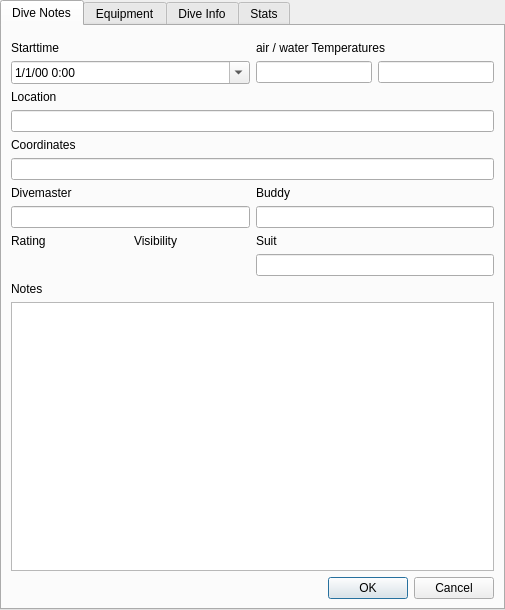
subsurface/subsurface, file qt-ui/maintab.ui: the form before one commit.
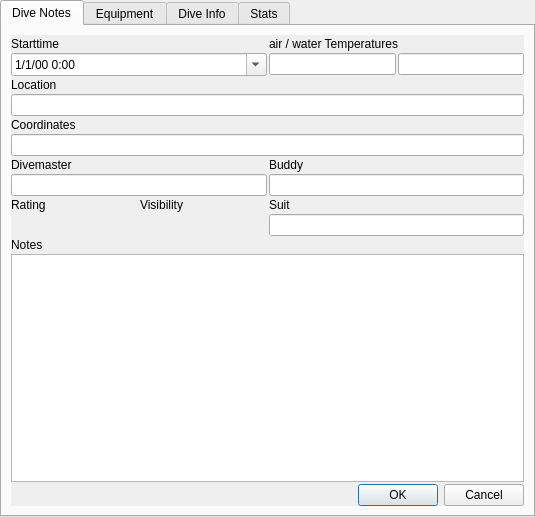
The form after the commit. Custom widgets are drawn as their Qt base class.

Commit message:
Fixed the display of Subsurface in Smaller Screens
This patch fixes the display of subsurface in smaller
screens by creating ScrollArea containers that are
now englobbing each of the Tab-pages and the Planner
Widget. Some of those widgets were pretty big by the
amount of things on it and it was too big for small
( 14" and 15" ) screens.

This seems to fix it, and looks good both on Gtk+ and
Oxygen styles.

```diff
--- a/qt-ui/maintab.ui
+++ b/qt-ui/maintab.ui
@@ -6,8 +6,8 @@
    <rect>
     <x>0</x>
     <y>0</y>
-    <width>505</width>
-    <height>610</height>
+    <width>535</width>
+    <height>517</height>
    </rect>
   </property>
   <property name="windowTitle">
@@ -21,19 +21,86 @@
     <string>Dive Notes</string>
    </attribute>
    <layout class="QGridLayout" name="gridLayout_3">
-    <item row="6" column="0" colspan="2">
-     <widget class="QLineEdit" name="coordinates">
+    <item row="3" column="1">
+     <widget class="QScrollArea" name="scrollArea">
+      <property name="frameShape">
+       <enum>QFrame::NoFrame</enum>
+      </property>
+      <property name="frameShadow">
+       <enum>QFrame::Plain</enum>
+      </property>
+      <property name="widgetResizable">
+       <bool>true</bool>
+      </property>
+      <widget class="QWidget" name="scrollAreaWidgetContents">
+       <property name="geometry">
+        <rect>
+         <x>0</x>
+         <y>0</y>
+         <width>513</width>
+         <height>468</height>
+        </rect>
+       </property>
+       <layout class="QGridLayout" name="gridLayout_2">
+        <property name="leftMargin">
+         <number>0</number>
+        </property>
+        <property name="topMargin">
+         <number>0</number>
+        </property>
+        <property name="rightMargin">
+         <number>0</number>
+        </property>
+        <property name="bottomMargin">
+         <number>0</number>
+        </property>
+        <property name="spacing">
+         <number>2</number>
+        </property>
+        <item row="0" column="0" colspan="2">
+         <widget class="KMessageWidget" name="diveNotesMessage" native="true"/>
+        </item>
+        <item row="1" column="0">
+         <widget class="QLabel" name="DateTimeLabel">
+          <property name="text">
+           <string>Starttime</string>
+          </property>
+         </widget>
+        </item>
+        <item row="1" column="1">
+         <widget class="QLabel" name="TemperaturesLabel">
+          <property name="text">
+           <string>air / water Temperatures</string>
+          </property>
+         </widget>
+        </item>
+        <item row="2" column="0">
+         <widget class="QDateTimeEdit" name="dateTimeEdit">
+          <property name="displayFormat">
+           <string>M/d/yy h:mm</string>
+          </property>
+          <property name="calendarPopup">
+           <bool>true</bool>
+          </property>
+         </widget>
+        </item>
+        <item row="2" column="1">
+         <layout class="QHBoxLayout" name="airWaterTempLayout">
+          <item>
+           <widget class="QLineEdit" name="airtemp">
       <property name="readOnly">
        <bool>false</bool>
       </property>
      </widget>
     </item>
-    <item row="13" column="0" colspan="2">
-     <widget class="QTextEdit" name="notes">
+          <item>
+           <widget class="QLineEdit" name="watertemp">
       <property name="readOnly">
        <bool>false</bool>
       </property>
      </widget>
+          </item>
+         </layout>
     </item>
     <item row="3" column="0">
      <widget class="QLabel" name="LocationLabel">
@@ -42,27 +109,6 @@
       </property>
      </widget>
     </item>
-    <item row="8" column="0">
-     <widget class="QLineEdit" name="divemaster">
-      <property name="readOnly">
-       <bool>false</bool>
-      </property>
-     </widget>
-    </item>
-    <item row="10" column="1">
-     <widget class="QLineEdit" name="suit">
-      <property name="readOnly">
-       <bool>false</bool>
-      </property>
-     </widget>
-    </item>
-    <item row="8" column="1">
-     <widget class="QLineEdit" name="buddy">
-      <property name="readOnly">
-       <bool>false</bool>
-      </property>
-     </widget>
-    </item>
     <item row="4" column="0" colspan="2">
      <widget class="QLineEdit" name="location">
       <property name="readOnly">
@@ -70,6 +116,20 @@
       </property>
      </widget>
     </item>
+        <item row="5" column="0">
+         <widget class="QLabel" name="CoordinatedLabel">
+          <property name="text">
+           <string>Coordinates</string>
+          </property>
+         </widget>
+        </item>
+        <item row="6" column="0" colspan="2">
+         <widget class="QLineEdit" name="coordinates">
+          <property name="readOnly">
+           <bool>false</bool>
+          </property>
+         </widget>
+        </item>
     <item row="7" column="0">
      <widget class="QLabel" name="DivemasterLabel">
       <property name="text">
@@ -84,6 +144,20 @@
       </property>
      </widget>
     </item>
+        <item row="8" column="0">
+         <widget class="QLineEdit" name="divemaster">
+          <property name="readOnly">
+           <bool>false</bool>
+          </property>
+         </widget>
+        </item>
+        <item row="8" column="1">
+         <widget class="QLineEdit" name="buddy">
+          <property name="readOnly">
+           <bool>false</bool>
+          </property>
+         </widget>
+        </item>
     <item row="9" column="0">
      <layout class="QHBoxLayout" name="ratingVisibilityLabels">
       <item>
@@ -109,13 +183,6 @@
       </property>
      </widget>
     </item>
-    <item row="11" column="0">
-     <widget class="QLabel" name="NotesLabel">
-      <property name="text">
-       <string>Notes</string>
-      </property>
-     </widget>
-    </item>
     <item row="10" column="0">
      <layout class="QHBoxLayout" name="ratingVisibilityWidgets">
       <item>
@@ -126,63 +193,36 @@
       </item>
      </layout>
     </item>
-    <item row="5" column="0">
-     <widget class="QLabel" name="CoordinatedLabel">
-      <property name="text">
-       <string>Coordinates</string>
+        <item row="10" column="1">
+         <widget class="QLineEdit" name="suit">
+          <property name="readOnly">
+           <bool>false</bool>
       </property>
      </widget>
     </item>
-    <item row="1" column="0">
-     <widget class="QLabel" name="DateTimeLabel">
+        <item row="11" column="0">
+         <widget class="QLabel" name="NotesLabel">
       <property name="text">
-       <string>Starttime</string>
+           <string>Notes</string>
       </property>
      </widget>
     </item>
-    <item row="0" column="0" colspan="2">
-     <widget class="KMessageWidget" name="diveNotesMessage" native="true"/>
-    </item>
-    <item row="14" column="0" colspan="2">
+        <item row="12" column="0" colspan="2">
+         <widget class="QTextEdit" name="notes">
+          <property name="readOnly">
+           <bool>false</bool>
+          </property>
+         </widget>
+        </item>
+        <item row="13" column="0" colspan="2">
      <widget class="QDialogButtonBox" name="notesButtonBox">
       <property name="standardButtons">
        <set>QDialogButtonBox::Cancel|QDialogButtonBox::Ok</set>
       </property>
      </widget>
     </item>
-    <item row="2" column="0">
-     <widget class="QDateTimeEdit" name="dateTimeEdit">
-      <property name="displayFormat">
-       <string>M/d/yy h:mm</string>
-      </property>
-      <property name="calendarPopup">
-       <bool>true</bool>
-      </property>
-     </widget>
-    </item>
-    <item row="2" column="1">
-     <layout class="QHBoxLayout" name="airWaterTempLayout">
-      <item>
-       <widget class="QLineEdit" name="airtemp">
-        <property name="readOnly">
-         <bool>false</bool>
-        </property>
-       </widget>
-      </item>
-      <item>
-       <widget class="QLineEdit" name="watertemp">
-        <property name="readOnly">
-         <bool>false</bool>
-        </property>
-       </widget>
-      </item>
-     </layout>
-    </item>
-    <item row="1" column="1">
-     <widget class="QLabel" name="TemperaturesLabel">
-      <property name="text">
-       <string>air / water Temperatures</string>
-      </property>
+       </layout>
+      </widget>
      </widget>
     </item>
    </layout>
```
Left out of the diff: 404 changed lines with no effect on the pictures. Lines whose indentation alone changed are shown as unchanged. The commit also changes 4 other files.
